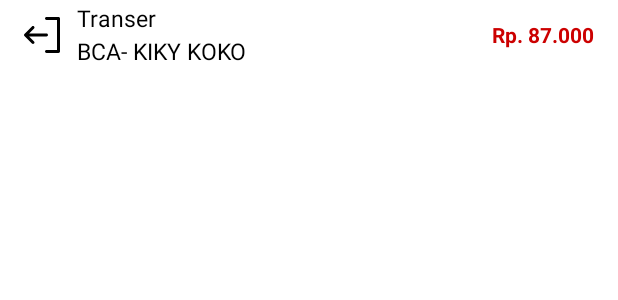
After one commit to Team-1-RAP/Android, an Android app built with Jetpack Compose: the layout layout_item_recyclerview.xml on its own in the app's theme, with its tools: preview values and no code run, on a phone screen of 412 x 824 dp. The commit adds this screen. Shown: the top 300 px of the screen. Run offline under Robolectric (Android 15) with nearby library versions, the phone set to English and light mode, and no system bars; network calls fail.

Commit message:
add ui mutation page

```diff
--- /dev/null
+++ b/app/src/main/res/drawable/expense_icon_mutation.xml
@@ -0,0 +1,9 @@
+<vector xmlns:android="http://schemas.android.com/apk/res/android"
+    android:width="24dp"
+    android:height="24dp"
+    android:viewportWidth="24"
+    android:viewportHeight="24">
+  <path
+      android:pathData="M15.001,0H23.001C23.266,0 23.52,0.105 23.708,0.293C23.895,0.48 24.001,0.735 24.001,1L24.001,23C24.001,23.265 23.895,23.52 23.708,23.707C23.52,23.895 23.266,24 23.001,24H15.001C14.736,24 14.481,23.895 14.294,23.707C14.106,23.52 14.001,23.265 14.001,23C14.001,22.735 14.106,22.48 14.294,22.293C14.481,22.105 14.736,22 15.001,22H22.001L22.001,2H15.001C14.736,2 14.481,1.895 14.294,1.707C14.106,1.52 14.001,1.265 14.001,1C14.001,0.735 14.106,0.48 14.294,0.293C14.481,0.105 14.736,0 15.001,0ZM6.708,16.292L3.415,13L15.001,13C15.266,13 15.52,12.895 15.708,12.707C15.895,12.52 16.001,12.265 16.001,12C16.001,11.735 15.895,11.48 15.708,11.293C15.52,11.105 15.266,11 15.001,11L3.415,11L6.708,7.707C6.896,7.52 7.001,7.265 7.001,7C7.001,6.735 6.896,6.48 6.708,6.293C6.521,6.105 6.266,5.999 6.001,5.999C5.735,5.999 5.481,6.105 5.293,6.293L0.293,11.292C0.2,11.385 0.127,11.496 0.076,11.617C0.026,11.738 0,11.869 0,12C0,12.131 0.026,12.262 0.076,12.383C0.127,12.504 0.2,12.615 0.293,12.708L5.293,17.708C5.481,17.895 5.735,18.001 6.001,18.001C6.266,18.001 6.521,17.895 6.708,17.708C6.896,17.52 7.001,17.265 7.001,17C7.001,16.735 6.896,16.48 6.708,16.292Z"
+      android:fillColor="#000000"/>
+</vector>
--- /dev/null
+++ b/app/src/main/res/layout/layout_item_recyclerview.xml
@@ -0,0 +1,55 @@
+<?xml version="1.0" encoding="utf-8"?>
+<androidx.constraintlayout.widget.ConstraintLayout xmlns:android="http://schemas.android.com/apk/res/android"
+    xmlns:app="http://schemas.android.com/apk/res-auto"
+    android:id="@+id/layout_item_recyclerview"
+    android:layout_width="match_parent"
+    android:layout_height="46dp"
+    android:layout_marginHorizontal="16dp">
+
+    <ImageView
+        android:id="@+id/icon_item"
+        android:layout_width="wrap_content"
+        android:layout_height="wrap_content"
+        android:contentDescription="Icon Transaksi"
+        android:src="@drawable/expense_icon_mutation"
+        app:layout_constraintBottom_toBottomOf="parent"
+        app:layout_constraintStart_toStartOf="parent"
+        app:layout_constraintTop_toTopOf="parent" />
+
+    <com.google.android.material.textview.MaterialTextView
+        android:id="@+id/transfer_title"
+        android:layout_width="0dp"
+        style="@style/TextContent.TitleSmall.Black"
+        android:layout_marginStart="11dp"
+        android:text="Transer"
+        app:layout_constraintBottom_toTopOf="@id/transfer_detail"
+        app:layout_constraintEnd_toStartOf="@+id/amount_expense_or_income"
+        app:layout_constraintStart_toEndOf="@id/icon_item"
+        app:layout_constraintTop_toTopOf="parent" />
+
+    <com.google.android.material.textview.MaterialTextView
+        android:id="@+id/transfer_detail"
+        style="@style/TextContent.TitleSmall.Black"
+        android:layout_width="0dp"
+        android:maxLines="1"
+        android:text="BCA- KIKY KOKO"
+        app:layout_constraintBottom_toBottomOf="parent"
+        app:layout_constraintEnd_toStartOf="@+id/amount_expense_or_income"
+        app:layout_constraintStart_toStartOf="@id/transfer_title"
+        app:layout_constraintTop_toBottomOf="@id/transfer_title"
+        app:textAllCaps="true" />
+
+    <com.google.android.material.textview.MaterialTextView
+        android:id="@+id/amount_expense_or_income"
+        android:layout_width="wrap_content"
+        android:layout_height="wrap_content"
+        android:text="Rp. 87.000"
+        android:textStyle="bold"
+        android:textColor="@android:color/holo_red_dark"
+        app:layout_constraintEnd_toEndOf="parent"
+        app:layout_constraintTop_toTopOf="parent"
+        app:layout_constraintBottom_toBottomOf="parent"
+        />
+
+
+</androidx.constraintlayout.widget.ConstraintLayout>
```
Also changed, not shown: app/src/main/res/drawable/income_icon_mutation.xml (added, +9 -0 lines), app/src/main/res/layout/fragment_account_mutation.xml (+29 -11 lines), app/src/main/res/layout/layout_header_recyclerview.xml (added, +16 -0 lines).
